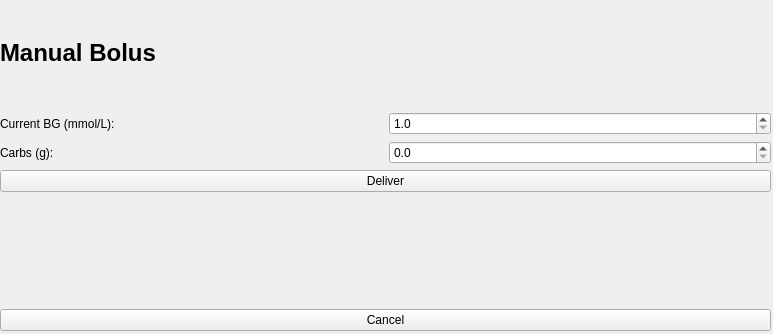
JunYYZ/comp3004, file app/BolusPage.ui: the form before one commit.
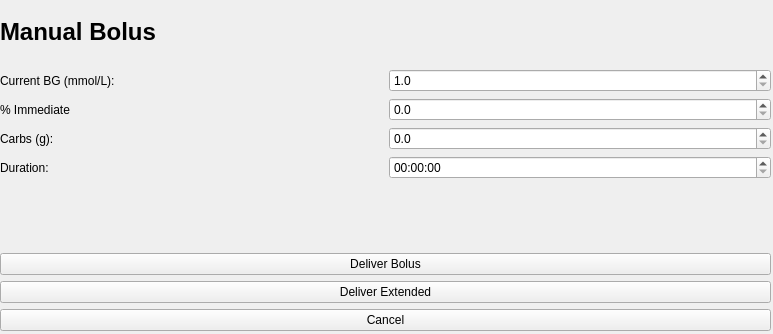
The form after the commit.

Diff of the .ui file:
```diff
--- a/app/BolusPage.ui
+++ b/app/BolusPage.ui
@@ -13,7 +13,7 @@
   <property name="windowTitle">
    <string>Form</string>
   </property>
-  <widget class="QWidget" name="">
+  <widget class="QWidget" name="layoutWidget">
    <property name="geometry">
     <rect>
      <x>0</x>
@@ -39,13 +39,6 @@
     </item>
     <item>
      <layout class="QGridLayout" name="gridLayout">
-      <item row="0" column="0">
-       <widget class="QLabel" name="lblCurrentBG">
-        <property name="text">
-         <string>Current BG (mmol/L):</string>
-        </property>
-       </widget>
-      </item>
       <item row="0" column="1">
        <widget class="QDoubleSpinBox" name="sbCurrentBG">
         <property name="decimals">
@@ -62,14 +55,21 @@
         </property>
        </widget>
       </item>
-      <item row="1" column="0">
+      <item row="2" column="0">
        <widget class="QLabel" name="lblCarbs">
         <property name="text">
          <string>Carbs (g):</string>
         </property>
        </widget>
       </item>
-      <item row="1" column="1">
+      <item row="0" column="0">
+       <widget class="QLabel" name="lblCurrentBG">
+        <property name="text">
+         <string>Current BG (mmol/L):</string>
+        </property>
+       </widget>
+      </item>
+      <item row="2" column="1">
        <widget class="QDoubleSpinBox" name="sbCarbs">
         <property name="decimals">
          <number>1</number>
@@ -79,15 +79,35 @@
         </property>
        </widget>
       </item>
+      <item row="1" column="0">
+       <widget class="QLabel" name="spnImmediate">
+        <property name="text">
+         <string>% Immediate</string>
+        </property>
+       </widget>
+      </item>
+      <item row="1" column="1">
+       <widget class="QDoubleSpinBox" name="spnImmediatePct">
+        <property name="decimals">
+         <number>1</number>
+        </property>
+        <property name="maximum">
+         <double>200.000000000000000</double>
+        </property>
+       </widget>
+      </item>
+      <item row="3" column="0">
+       <widget class="QLabel" name="lblCarbs_2">
+        <property name="text">
+         <string>Duration:</string>
+        </property>
+       </widget>
+      </item>
+      <item row="3" column="1">
+       <widget class="QTimeEdit" name="timeDuration"/>
+      </item>
      </layout>
     </item>
-    <item>
-     <widget class="QPushButton" name="btnDeliver">
-      <property name="text">
-       <string>Deliver</string>
-      </property>
-     </widget>
-    </item>
     <item>
      <widget class="QLabel" name="lblSuggested">
       <property name="font">
@@ -101,6 +121,20 @@
       </property>
      </widget>
     </item>
+    <item>
+     <widget class="QPushButton" name="btnDeliverNow">
+      <property name="text">
+       <string>Deliver Bolus</string>
+      </property>
+     </widget>
+    </item>
+    <item>
+     <widget class="QPushButton" name="btnDeliverExt">
+      <property name="text">
+       <string>Deliver Extended</string>
+      </property>
+     </widget>
+    </item>
     <item>
      <widget class="QPushButton" name="btnCancel">
       <property name="text">
```
